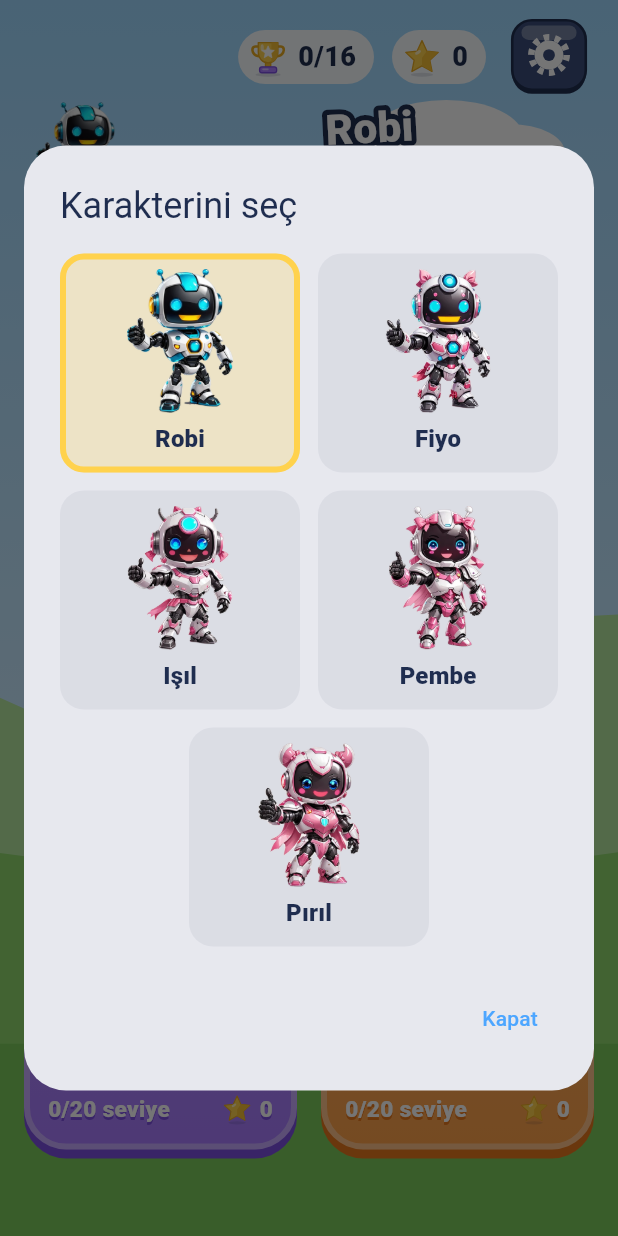
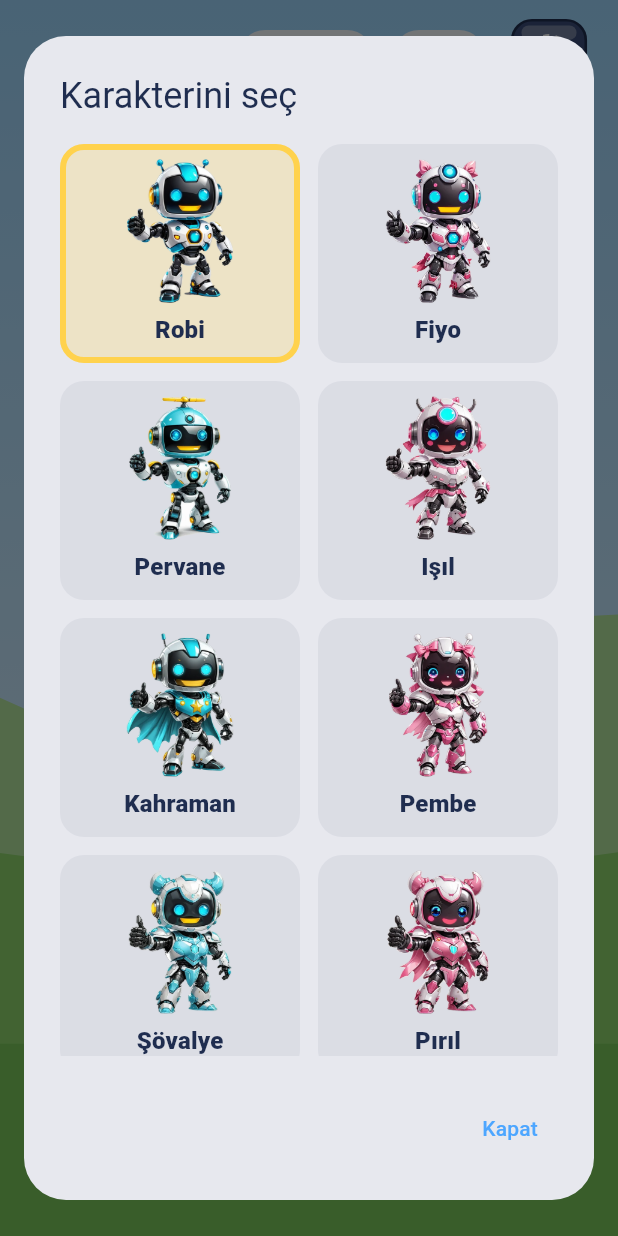
Before and after one commit to sezertanci/RobiCodes, a Flutter app: the screen it shows after launch, after a tap on "Değiştir", on a phone screen of 412 x 824 dp. Run offline on Flutter 3.47's test engine with Material 3 defaults, Android fonts, the phone set to English and light mode, and no system bars; our stand-ins replace audioplayers, flutter_svg, shared_preferences.

Commit message:
feat: karakter seçimine Pervane, Kahraman ve Şövalye karakterlerini ekle
Web sürümündeki üç yeni karakterin görselleri eklendi ve liste web ile
aynı sıraya getirildi.

Co-Authored-By: Claude Opus 5.5 <noreply@anthropic.com>

```diff
--- a/lib/features/character/character.dart
+++ b/lib/features/character/character.dart
@@ -19,8 +19,11 @@ abstract final class CharacterRoster {
   static const all = [
     robi,
     Character(id: 'fiyo', name: 'Fiyo', image: 'assets/characters/robot-bow.webp'),
+    Character(id: 'pervane', name: 'Pervane', image: 'assets/characters/robot-propeller.webp'),
     Character(id: 'isil', name: 'Işıl', image: 'assets/characters/robot-lamp.webp'),
+    Character(id: 'kahraman', name: 'Kahraman', image: 'assets/characters/robot-hero.webp'),
     Character(id: 'pembe', name: 'Pembe', image: 'assets/characters/robot-ribbon.webp'),
+    Character(id: 'sovalye', name: 'Şövalye', image: 'assets/characters/robot-knight.webp'),
     Character(id: 'piril', name: 'Pırıl', image: 'assets/characters/robot-cape.webp'),
   ];
 
```
Also changed, not shown: assets/characters/robot-hero.webp (added), assets/characters/robot-knight.webp (added), assets/characters/robot-propeller.webp (added).
